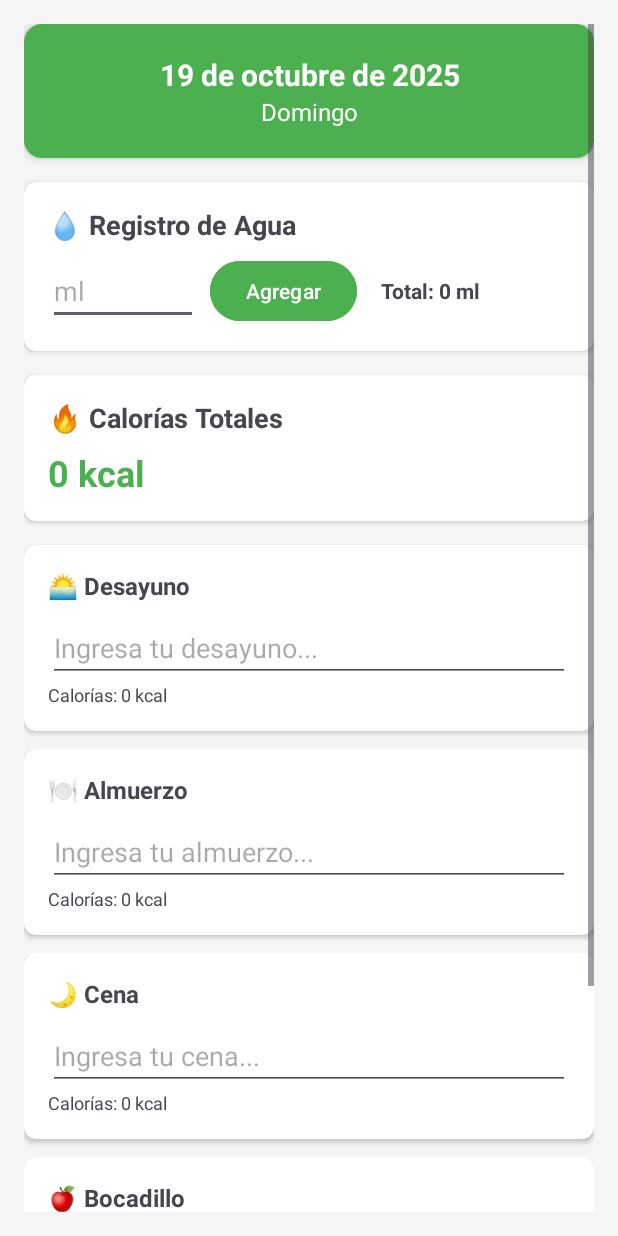
After one commit to Xio05/proyecto-personal-aplicaciones-moviles, an Android app: the MenuDietaActivity screen opened directly, with no data from a screen before it, on a phone screen of 412 x 824 dp. The commit adds this screen. Run offline under Robolectric (Android 15) with nearby library versions, the phone set to English and light mode, and no system bars.

Commit message:
actualizado

```diff
--- /dev/null
+++ b/app/src/main/java/com/example/proyectopersonal/MenuDietaActivity.kt
@@ -0,0 +1,95 @@
+package com.example.proyectopersonal
+
+import android.os.Bundle
+import android.text.Editable
+import android.text.TextWatcher
+import android.widget.*
+import androidx.appcompat.app.AppCompatActivity
+import java.text.SimpleDateFormat
+import java.util.*
+
+class MenuDietaActivity : AppCompatActivity() {
+
+    private var aguaTotal = 0
+
+    private val alimentos = mapOf(
+        // Proteínas
+        "pollo" to 165, "carne" to 250, "pescado" to 120, "atun" to 144,
+        "langosta" to 89, "huevo" to 155, "pavo" to 135, "chancho" to 242, "jamon" to 145,
+        // Carbohidratos
+        "arroz" to 130, "papa" to 77, "camote" to 86, "yuca" to 160,
+        "lentejas" to 116, "frijoles" to 127, "garbanzo" to 164, "arveja" to 81, "quinua" to 120,
+        // Grasas
+        "palta" to 160, "mani" to 567, "pecanas" to 691, "nueces" to 654,
+        // Frutas
+        "platano" to 89, "manzana" to 52, "arandano" to 57, "papaya" to 43
+    )
+
+    override fun onCreate(savedInstanceState: Bundle?) {
+        super.onCreate(savedInstanceState)
+        setContentView(R.layout.activity_menu_dieta)
+
+        configurarFecha()
+        configurarEventos()
+    }
+
+    private fun configurarFecha() {
+        val calendar = Calendar.getInstance()
+        val formatoFecha = SimpleDateFormat("dd 'de' MMMM 'de' yyyy", Locale("es", "ES"))
+        val formatoDia = SimpleDateFormat("EEEE", Locale("es", "ES"))
+
+        findViewById<TextView>(R.id.tvFecha).text = formatoFecha.format(calendar.time)
+        findViewById<TextView>(R.id.tvDiaSemana).text = formatoDia.format(calendar.time).capitalize()
+    }
+
+    private fun configurarEventos() {
+        findViewById<Button>(R.id.btnAgregarAgua).setOnClickListener {
+            val etAgua = findViewById<EditText>(R.id.etAgua)
+            val cantidad = etAgua.text.toString().toIntOrNull() ?: 0
+            if (cantidad > 0) {
+                aguaTotal += cantidad
+                findViewById<TextView>(R.id.tvAguaTotal).text = "Total: $aguaTotal ml"
+                etAgua.text.clear()
+            }
+        }
+
+        findViewById<Button>(R.id.btnRegistrarPeso).setOnClickListener {
+            val etPeso = findViewById<EditText>(R.id.etPeso)
+            val peso = etPeso.text.toString().toFloatOrNull()
+            if (peso != null && peso > 0) {
+                findViewById<TextView>(R.id.tvPesoActual).text = "Peso: $peso kg"
+                etPeso.text.clear()
+            }
+        }
+
+        val textWatcher = object : TextWatcher {
+            override fun beforeTextChanged(s: CharSequence?, start: Int, count: Int, after: Int) {}
+            override fun onTextChanged(s: CharSequence?, start: Int, before: Int, count: Int) {}
+            override fun afterTextChanged(s: Editable?) { calcularCalorias() }
+        }
+
+        findViewById<EditText>(R.id.etDesayuno).addTextChangedListener(textWatcher)
+        findViewById<EditText>(R.id.etAlmuerzo).addTextChangedListener(textWatcher)
+        findViewById<EditText>(R.id.etCena).addTextChangedListener(textWatcher)
+        findViewById<EditText>(R.id.etBocadillo).addTextChangedListener(textWatcher)
+    }
+
+    private fun calcularCalorias() {
+        val calDesayuno = calcularCaloriasComida(findViewById<EditText>(R.id.etDesayuno).text.toString())
+        val calAlmuerzo = calcularCaloriasComida(findViewById<EditText>(R.id.etAlmuerzo).text.toString())
+        val calCena = calcularCaloriasComida(findViewById<EditText>(R.id.etCena).text.toString())
+        val calBocadillo = calcularCaloriasComida(findViewById<EditText>(R.id.etBocadillo).text.toString())
+
+        findViewById<TextView>(R.id.tvCalDesayuno).text = "Calorías: $calDesayuno kcal"
+        findViewById<TextView>(R.id.tvCalAlmuerzo).text = "Calorías: $calAlmuerzo kcal"
+        findViewById<TextView>(R.id.tvCalCena).text = "Calorías: $calCena kcal"
+        findViewById<TextView>(R.id.tvCalBocadillo).text = "Calorías: $calBocadillo kcal"
+
+        val totalCalorias = calDesayuno + calAlmuerzo + calCena + calBocadillo
+        findViewById<TextView>(R.id.tvCaloriasTotal).text = "$totalCalorias kcal"
+    }
+
+    private fun calcularCaloriasComida(texto: String): Int {
+        return alimentos.filter { texto.lowercase().contains(it.key) }.values.sum()
+    }
+}
--- a/app/src/main/java/com/example/proyectopersonal/SeleccionAlimentosActivity.kt
+++ b/app/src/main/java/com/example/proyectopersonal/SeleccionAlimentosActivity.kt
@@ -23,7 +23,7 @@ class SeleccionAlimentosActivity : AppCompatActivity() {
         val btnCrearPlan = findViewById<Button>(R.id.btnCrearPlan)
         btnCrearPlan.setOnClickListener {
             if (validarSelecciones()) {
-                val intent = Intent(this, DietaMainActivity::class.java)
+                val intent = Intent(this, MenuDietaActivity::class.java)
                 startActivity(intent)
                 finish()
             }
--- a/app/src/main/res/drawable/fuego_animado.xml
+++ /dev/null
@@ -1,20 +0,0 @@
-<?xml version="1.0" encoding="utf-8"?>
-<vector xmlns:android="http://schemas.android.com/apk/res/android"
-    android:width="150dp"
-    android:height="150dp"
-    android:viewportWidth="150"
-    android:viewportHeight="150">
-
-    <path
-        android:fillColor="#FF5722"
-        android:pathData="M75,130 C60,130 50,120 50,105 C50,90 60,80 75,80 C90,80 100,90 100,105 C100,120 90,130 75,130 Z" />
-
-    <path
-        android:fillColor="#FF9800"
-        android:pathData="M75,120 C65,120 58,113 58,103 C58,93 65,86 75,86 C85,86 92,93 92,103 C92,113 85,120 75,120 Z" />
-
-    <path
-        android:fillColor="#FFC107"
-        android:pathData="M75,110 C70,110 66,106 66,101 C66,96 70,92 75,92 C80,92 84,96 84,101 C84,106 80,110 75,110 Z" />
-
-</vector>
--- a/app/src/main/res/drawable/persona_registro.xml
+++ /dev/null
@@ -1,27 +0,0 @@
-<?xml version="1.0" encoding="utf-8"?>
-<vector xmlns:android="http://schemas.android.com/apk/res/android"
-    android:width="120dp"
-    android:height="120dp"
-    android:viewportWidth="120"
-    android:viewportHeight="120">
-
-    <!-- Cabeza -->
-    <path
-        android:fillColor="#FFB74D"
-        android:pathData="M60,30 C70,30 78,38 78,48 C78,58 70,66 60,66 C50,66 42,58 42,48 C42,38 50,30 60,30 Z" />
-
-    <!-- Cuerpo -->
-    <path
-        android:fillColor="#42A5F5"
-        android:pathData="M45,66 L75,66 L75,100 L45,100 Z" />
-
-    <!-- Brazos -->
-    <path
-        android:fillColor="#FFB74D"
-        android:pathData="M35,70 L45,70 L45,90 L35,90 Z" />
-
-    <path
-        android:fillColor="#FFB74D"
-        android:pathData="M75,70 L85,70 L85,90 L75,90 Z" />
-
-</vector>
--- a/app/src/main/res/drawable/plato_comida.xml
+++ /dev/null
@@ -1,28 +0,0 @@
-<?xml version="1.0" encoding="utf-8"?>
-<vector xmlns:android="http://schemas.android.com/apk/res/android"
-    android:width="150dp"
-    android:height="150dp"
-    android:viewportWidth="150"
-    android:viewportHeight="150">
-
-    <!-- Plato base -->
-    <path
-        android:fillColor="#E0E0E0"
-        android:pathData="M75,25 C110,25 138,53 138,88 C138,123 110,151 75,151 C40,151 12,123 12,88 C12,53 40,25 75,25 Z" />
-
-    <!-- Comida - Proteína -->
-    <path
-        android:fillColor="#8D6E63"
-        android:pathData="M50,70 L70,70 L70,90 L50,90 Z" />
-
-    <!-- Comida - Vegetales -->
-    <path
-        android:fillColor="#4CAF50"
-        android:pathData="M80,65 L100,65 L100,85 L80,85 Z" />
-
-    <!-- Comida - Carbohidratos -->
-    <path
-        android:fillColor="#FFC107"
-        android:pathData="M60,95 L90,95 L90,115 L60,115 Z" />
-
-</vector>
--- a/app/src/main/res/layout/activity_calorias.xml
+++ b/app/src/main/res/layout/activity_calorias.xml
@@ -10,7 +10,7 @@
     <ImageView
         android:layout_width="150dp"
         android:layout_height="150dp"
-        android:src="@drawable/fuego_animado"
+        android:src="@drawable/img_1"
         android:layout_marginBottom="48dp" />
 
     <TextView
--- a/app/src/main/res/layout/activity_dieta_seleccion.xml
+++ b/app/src/main/res/layout/activity_dieta_seleccion.xml
@@ -14,8 +14,8 @@
         <ImageView
             android:layout_width="150dp"
             android:layout_height="150dp"
-            android:src="@drawable/plato_comida"
-            android:layout_marginBottom="24dp" />
+            android:layout_marginBottom="4dp"
+            android:src="@drawable/img_4" />
 
         <TextView
             android:layout_width="match_parent"
--- /dev/null
+++ b/app/src/main/res/layout/activity_menu_dieta.xml
@@ -0,0 +1,347 @@
+<?xml version="1.0" encoding="utf-8"?>
+<ScrollView xmlns:android="http://schemas.android.com/apk/res/android"
+    xmlns:app="http://schemas.android.com/apk/res-auto"
+    android:layout_width="match_parent"
+    android:layout_height="match_parent"
+    android:background="#F5F5F5"
+    android:padding="16dp">
+
+    <LinearLayout
+        android:layout_width="match_parent"
+        android:layout_height="wrap_content"
+        android:orientation="vertical">
+
+        <!-- Calendario -->
+        <androidx.cardview.widget.CardView
+            android:layout_width="match_parent"
+            android:layout_height="wrap_content"
+            android:layout_marginBottom="16dp"
+            app:cardCornerRadius="12dp"
+            app:cardElevation="4dp">
+
+            <LinearLayout
+                android:layout_width="match_parent"
+                android:layout_height="wrap_content"
+                android:background="#4CAF50"
+                android:orientation="vertical"
+                android:padding="20dp">
+
+                <TextView
+                    android:id="@+id/tvFecha"
+                    android:layout_width="match_parent"
+                    android:layout_height="wrap_content"
+                    android:gravity="center"
+                    android:text="Fecha"
+                    android:textColor="@android:color/white"
+                    android:textSize="20sp"
+                    android:textStyle="bold" />
+
+                <TextView
+                    android:id="@+id/tvDiaSemana"
+                    android:layout_width="match_parent"
+                    android:layout_height="wrap_content"
+                    android:gravity="center"
+                    android:text="Día"
+                    android:textColor="@android:color/white"
+                    android:textSize="16sp" />
+
+            </LinearLayout>
+        </androidx.cardview.widget.CardView>
+
+        <!-- Registro de Agua -->
+        <androidx.cardview.widget.CardView
+            android:layout_width="match_parent"
+            android:layout_height="wrap_content"
+            android:layout_marginBottom="16dp"
+            app:cardCornerRadius="8dp"
+            app:cardElevation="2dp">
+
+            <LinearLayout
+                android:layout_width="match_parent"
+                android:layout_height="wrap_content"
+                android:orientation="vertical"
+                android:padding="16dp">
+
+                <TextView
+                    android:layout_width="wrap_content"
+                    android:layout_height="wrap_content"
+                    android:text="💧 Registro de Agua"
+                    android:textSize="18sp"
+                    android:textStyle="bold" />
+
+                <LinearLayout
+                    android:layout_width="match_parent"
+                    android:layout_height="wrap_content"
+                    android:layout_marginTop="8dp"
+                    android:gravity="center_vertical"
+                    android:orientation="horizontal">
+
+                    <EditText
+                        android:id="@+id/etAgua"
+                        android:layout_width="100dp"
+                        android:layout_height="wrap_content"
+                        android:hint="ml"
+                        android:inputType="number" />
+
+                    <Button
+                        android:id="@+id/btnAgregarAgua"
+                        android:layout_width="wrap_content"
+                        android:layout_height="wrap_content"
+                        android:layout_marginStart="8dp"
+                        android:backgroundTint="#4CAF50"
+                        android:text="Agregar" />
+
+                    <TextView
+                        android:id="@+id/tvAguaTotal"
+                        android:layout_width="wrap_content"
+                        android:layout_height="wrap_content"
+                        android:layout_marginStart="16dp"
+                        android:text="Total: 0 ml"
+                        android:textStyle="bold" />
+
+                </LinearLayout>
+            </LinearLayout>
+        </androidx.cardview.widget.CardView>
+
+        <!-- Calorías Totales -->
+        <androidx.cardview.widget.CardView
+            android:layout_width="match_parent"
+            android:layout_height="wrap_content"
+            android:layout_marginBottom="16dp"
+            app:cardCornerRadius="8dp"
+            app:cardElevation="2dp">
+
+            <LinearLayout
+                android:layout_width="match_parent"
+                android:layout_height="wrap_content"
+                android:orientation="vertical"
+                android:padding="16dp">
+
+                <TextView
+                    android:layout_width="wrap_content"
+                    android:layout_height="wrap_content"
+                    android:text="🔥 Calorías Totales"
+                    android:textSize="18sp"
+                    android:textStyle="bold" />
+
+                <TextView
+                    android:id="@+id/tvCaloriasTotal"
+                    android:layout_width="wrap_content"
+                    android:layout_height="wrap_content"
+                    android:layout_marginTop="8dp"
+                    android:text="0 kcal"
+                    android:textColor="#4CAF50"
+                    android:textSize="24sp"
+                    android:textStyle="bold" />
+
+            </LinearLayout>
+        </androidx.cardview.widget.CardView>
+
+        <!-- Desayuno -->
+        <androidx.cardview.widget.CardView
+            android:layout_width="match_parent"
+            android:layout_height="wrap_content"
+            android:layout_marginBottom="12dp"
+            app:cardCornerRadius="8dp"
+            app:cardElevation="2dp">
+
+            <LinearLayout
+                android:layout_width="match_parent"
+                android:layout_height="wrap_content"
+                android:orientation="vertical"
+                android:padding="16dp">
+
+                <TextView
+                    android:layout_width="wrap_content"
+                    android:layout_height="wrap_content"
+                    android:text="🌅 Desayuno"
+                    android:textSize="16sp"
+                    android:textStyle="bold" />
+
+                <EditText
+                    android:id="@+id/etDesayuno"
+                    android:layout_width="match_parent"
+                    android:layout_height="wrap_content"
+                    android:layout_marginTop="8dp"
+                    android:hint="Ingresa tu desayuno..." />
+
+                <TextView
+                    android:id="@+id/tvCalDesayuno"
+                    android:layout_width="wrap_content"
+                    android:layout_height="wrap_content"
+                    android:text="Calorías: 0 kcal"
+                    android:textSize="12sp" />
+
+            </LinearLayout>
+        </androidx.cardview.widget.CardView>
+
+        <!-- Almuerzo -->
+        <androidx.cardview.widget.CardView
+            android:layout_width="match_parent"
+            android:layout_height="wrap_content"
+            android:layout_marginBottom="12dp"
+            app:cardCornerRadius="8dp"
+            app:cardElevation="2dp">
+
+            <LinearLayout
+                android:layout_width="match_parent"
+                android:layout_height="wrap_content"
+                android:orientation="vertical"
+                android:padding="16dp">
+
+                <TextView
+                    android:layout_width="wrap_content"
+                    android:layout_height="wrap_content"
+                    android:text="🍽️ Almuerzo"
+                    android:textSize="16sp"
+                    android:textStyle="bold" />
+
+                <EditText
+                    android:id="@+id/etAlmuerzo"
+                    android:layout_width="match_parent"
+                    android:layout_height="wrap_content"
+                    android:layout_marginTop="8dp"
+                    android:hint="Ingresa tu almuerzo..." />
+
+                <TextView
+                    android:id="@+id/tvCalAlmuerzo"
+                    android:layout_width="wrap_content"
+                    android:layout_height="wrap_content"
+                    android:text="Calorías: 0 kcal"
+                    android:textSize="12sp" />
+
+            </LinearLayout>
+        </androidx.cardview.widget.CardView>
+
+        <!-- Cena -->
+        <androidx.cardview.widget.CardView
+            android:layout_width="match_parent"
+            android:layout_height="wrap_content"
+            android:layout_marginBottom="12dp"
+            app:cardCornerRadius="8dp"
+            app:cardElevation="2dp">
+
+            <LinearLayout
+                android:layout_width="match_parent"
+                android:layout_height="wrap_content"
+                android:orientation="vertical"
+                android:padding="16dp">
+
+                <TextView
+                    android:layout_width="wrap_content"
+                    android:layout_height="wrap_content"
+                    android:text="🌙 Cena"
+                    android:textSize="16sp"
+                    android:textStyle="bold" />
+
+                <EditText
+                    android:id="@+id/etCena"
+                    android:layout_width="match_parent"
+                    android:layout_height="wrap_content"
+                    android:layout_marginTop="8dp"
+                    android:hint="Ingresa tu cena..." />
+
+                <TextView
+                    android:id="@+id/tvCalCena"
+                    android:layout_width="wrap_content"
+                    android:layout_height="wrap_content"
+                    android:text="Calorías: 0 kcal"
+                    android:textSize="12sp" />
+
+            </LinearLayout>
+        </androidx.cardview.widget.CardView>
+
+        <!-- Bocadillo -->
+        <androidx.cardview.widget.CardView
+            android:layout_width="match_parent"
+            android:layout_height="wrap_content"
+            android:layout_marginBottom="12dp"
+            app:cardCornerRadius="8dp"
+            app:cardElevation="2dp">
+
+            <LinearLayout
+                android:layout_width="match_parent"
+                android:layout_height="wrap_content"
+                android:orientation="vertical"
+                android:padding="16dp">
+
+                <TextView
+                    android:layout_width="wrap_content"
+                    android:layout_height="wrap_content"
+                    android:text="🍎 Bocadillo"
+                    android:textSize="16sp"
+                    android:textStyle="bold" />
+
+                <EditText
+                    android:id="@+id/etBocadillo"
+                    android:layout_width="match_parent"
+                    android:layout_height="wrap_content"
+                    android:layout_marginTop="8dp"
+                    android:hint="Ingresa tu bocadillo..." />
+
+                <TextView
+                    android:id="@+id/tvCalBocadillo"
+                    android:layout_width="wrap_content"
+                    android:layout_height="wrap_content"
+                    android:text="Calorías: 0 kcal"
+                    android:textSize="12sp" />
+
+            </LinearLayout>
+        </androidx.cardview.widget.CardView>
+
+        <!-- Peso -->
+        <androidx.cardview.widget.CardView
+            android:layout_width="match_parent"
+            android:layout_height="wrap_content"
+            app:cardCornerRadius="8dp"
+            app:cardElevation="2dp">
+
+            <LinearLayout
+                android:layout_width="match_parent"
+                android:layout_height="wrap_content"
+                android:orientation="vertical"
+                android:padding="16dp">
+
+                <TextView
+                    android:layout_width="wrap_content"
+                    android:layout_height="wrap_content"
+                    android:text="⚖️ Peso"
+                    android:textSize="16sp"
+                    android:textStyle="bold" />
+
+                <LinearLayout
+                    android:layout_width="match_parent"
+                    android:layout_height="wrap_content"
+                    android:layout_marginTop="8dp"
+                    android:gravity="center_vertical"
+                    android:orientation="horizontal">
+
+                    <EditText
+                        android:id="@+id/etPeso"
+                        android:layout_width="120dp"
+                        android:layout_height="wrap_content"
+                        android:hint="kg"
+                        android:inputType="numberDecimal" />
+
+                    <Button
+                        android:id="@+id/btnRegistrarPeso"
+                        android:layout_width="wrap_content"
+                        android:layout_height="wrap_content"
+                        android:layout_marginStart="8dp"
+                        android:backgroundTint="#2196F3"
+                        android:text="Registrar" />
+
+                    <TextView
+                        android:id="@+id/tvPesoActual"
+                        android:layout_width="wrap_content"
+                        android:layout_height="wrap_content"
+                        android:layout_marginStart="16dp"
+                        android:text="Peso: -- kg"
+                        android:textStyle="bold" />
+
+                </LinearLayout>
+            </LinearLayout>
+        </androidx.cardview.widget.CardView>
+
+    </LinearLayout>
+</ScrollView>
--- a/app/src/main/res/layout/activity_registro.xml
+++ b/app/src/main/res/layout/activity_registro.xml
@@ -14,7 +14,7 @@
         <ImageView
             android:layout_width="120dp"
             android:layout_height="120dp"
-            android:src="@drawable/persona_registro"
+            android:src="@drawable/img_2"
             android:layout_marginBottom="24dp" />
 
         <TextView
--- a/app/src/main/res/layout/activity_seleccion_alimentos.xml
+++ b/app/src/main/res/layout/activity_seleccion_alimentos.xml
@@ -121,20 +121,14 @@
             <LinearLayout android:layout_width="match_parent" android:layout_height="wrap_content" android:orientation="horizontal">
                 <CheckBox android:id="@+id/cb_palta" android:layout_width="0dp" android:layout_height="wrap_content" android:layout_weight="1" android:text="🥑 Palta" />
                 <CheckBox android:id="@+id/cb_mani" android:layout_width="0dp" android:layout_height="wrap_content" android:layout_weight="1" android:text="🥜 Maní" />
-                <CheckBox android:id="@+id/cb_mantequilla_mani" android:layout_width="0dp" android:layout_height="wrap_content" android:layout_weight="1" android:text="🥜 Mant. Maní" />
 
             </LinearLayout>
             <LinearLayout android:layout_width="match_parent" android:layout_height="wrap_content" android:orientation="horizontal">
-                <CheckBox android:id="@+id/cb_almendra" android:layout_width="0dp" android:layout_height="wrap_content" android:layout_weight="1" android:text="Almendra" />
                 <CheckBox android:id="@+id/cb_pecanas" android:layout_width="0dp" android:layout_height="wrap_content" android:layout_weight="1" android:text="Pecanas" />
                 <CheckBox android:id="@+id/cb_nueces" android:layout_width="0dp" android:layout_height="wrap_content" android:layout_weight="1" android:text="Nueces" />
 
-                <CheckBox
-                    android:id="@+id/cb_pina"
-                    android:layout_width="0dp"
-                    android:layout_height="wrap_content"
-                    android:layout_weight="1"
-                    android:text="Piña" />
+
+
             </LinearLayout>
 
         </LinearLayout>
@@ -157,7 +151,6 @@
 
             <LinearLayout android:layout_width="match_parent" android:layout_height="wrap_content" android:orientation="horizontal">
                 <CheckBox android:id="@+id/cb_platano" android:layout_width="0dp" android:layout_height="wrap_content" android:layout_weight="1" android:text="🍌 Plátano" />
-                <CheckBox android:id="@+id/cb_fresas" android:layout_width="0dp" android:layout_height="wrap_content" android:layout_weight="1" android:text="🍓 Fresas" />
                 <CheckBox android:id="@+id/cb_manzana" android:layout_width="0dp" android:layout_height="wrap_content" android:layout_weight="1" android:text="🍎 Manzana" />
             </LinearLayout>
             <LinearLayout android:layout_width="match_parent" android:layout_height="wrap_content" android:orientation="horizontal">
--- a/app/src/main/res/layout/activity_splash.xml
+++ b/app/src/main/res/layout/activity_splash.xml
@@ -10,7 +10,7 @@
     <ImageView
         android:layout_width="200dp"
         android:layout_height="200dp"
-        android:src="@drawable/comida_saludable"
+        android:src="@drawable/img_3"
         android:layout_marginBottom="32dp" />
 
     <TextView
```
Also changed, not shown: app/src/main/AndroidManifest.xml (+6 -2 lines), app/src/main/res/drawable/img.png (added), app/src/main/res/drawable/img_1.png (added), app/src/main/res/drawable/img_2.png (added), app/src/main/res/drawable/img_3.png (added), app/src/main/res/drawable/img_4.png (added).
